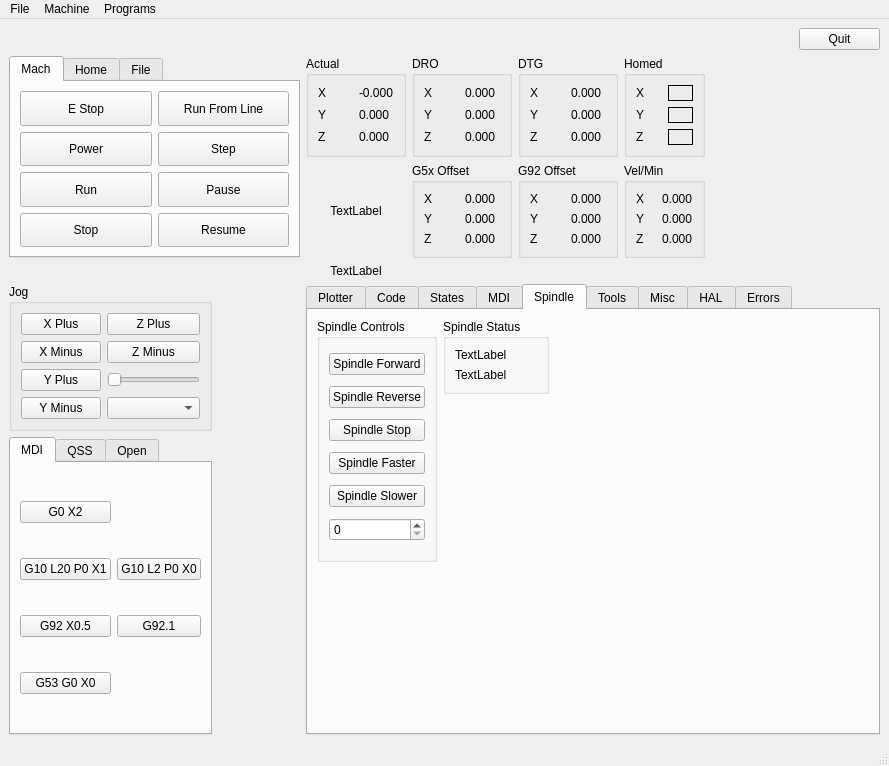
Above: examples/testgui/test.ui from jethornton/flexgui before the change. Below: the same form after it.
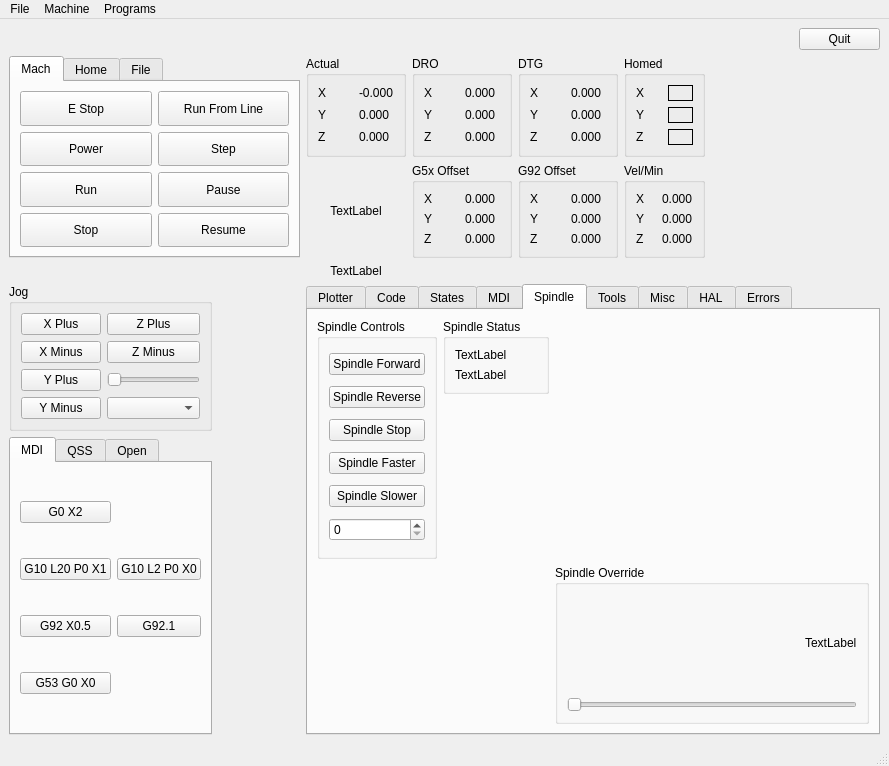
That is the form after the change.

Diff of the .ui file:
```diff
--- a/examples/testgui/test.ui
+++ b/examples/testgui/test.ui
@@ -660,6 +660,42 @@
           </layout>
          </widget>
         </item>
+        <item row="2" column="2">
+         <widget class="QGroupBox" name="groupBox_19">
+          <property name="title">
+           <string>Spindle Override</string>
+          </property>
+          <layout class="QGridLayout" name="gridLayout_28">
+           <item row="0" column="1">
+            <widget class="QLabel" name="spindle_override_0_lb">
+             <property name="text">
+              <string>TextLabel</string>
+             </property>
+            </widget>
+           </item>
+           <item row="0" column="0">
+            <spacer name="horizontalSpacer_5">
+             <property name="orientation">
+              <enum>Qt::Horizontal</enum>
+             </property>
+             <property name="sizeHint" stdset="0">
+              <size>
+               <width>40</width>
+               <height>20</height>
+              </size>
+             </property>
+            </spacer>
+           </item>
+           <item row="1" column="0" colspan="2">
+            <widget class="QSlider" name="spindle_override_sl">
+             <property name="orientation">
+              <enum>Qt::Horizontal</enum>
+             </property>
+            </widget>
+           </item>
+          </layout>
+         </widget>
+        </item>
        </layout>
       </widget>
       <widget class="QWidget" name="tab_14">
```
